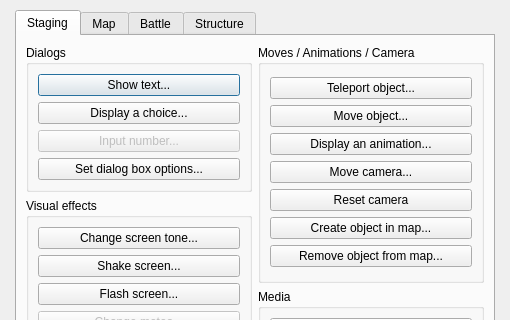
Before: the Qt Designer form Editor/Dialogs/dialogcommands.ui in RPG-Paper-Maker/RPG-Paper-Maker, drawn with Qt 5; both pictures show x 0 to 510 and y 0 to 320 of the 510 by 600 pixel window.
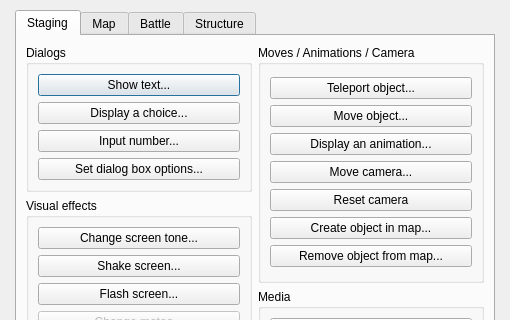
After: the same form once the commit is applied.

```diff
--- a/Editor/Dialogs/dialogcommands.ui
+++ b/Editor/Dialogs/dialogcommands.ui
@@ -66,7 +66,7 @@
               <item>
                <widget class="QPushButton" name="pushButtonInputNumber">
                 <property name="enabled">
-                 <bool>false</bool>
+                 <bool>true</bool>
                 </property>
                 <property name="text">
                  <string>Input number...</string>
```
